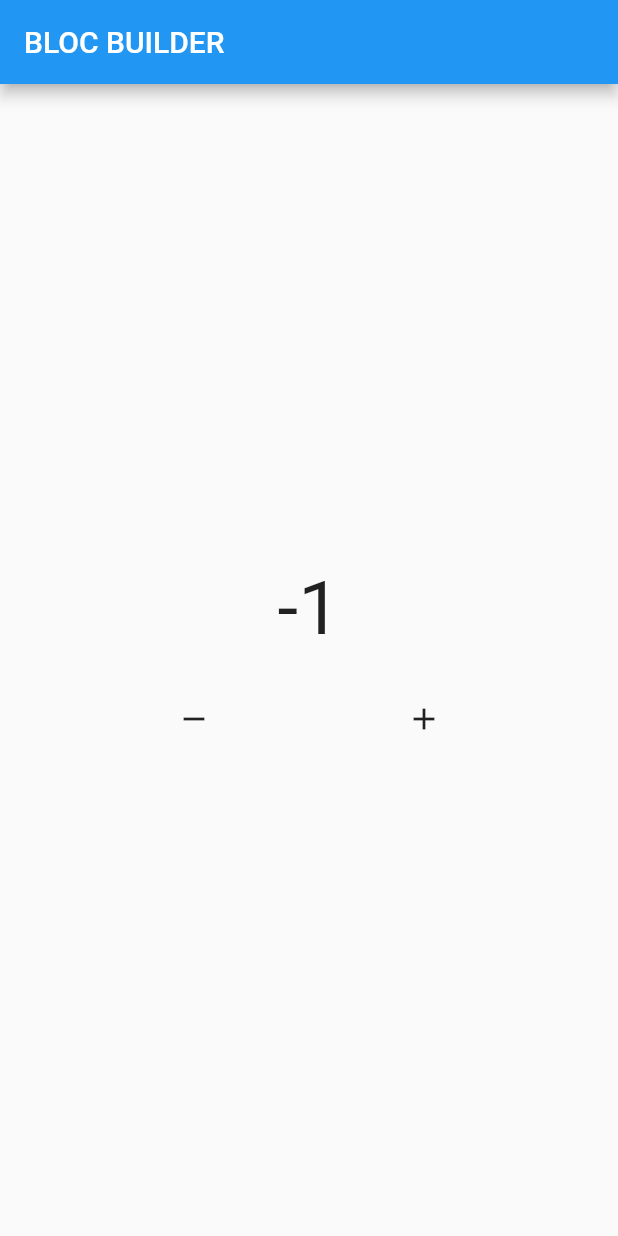
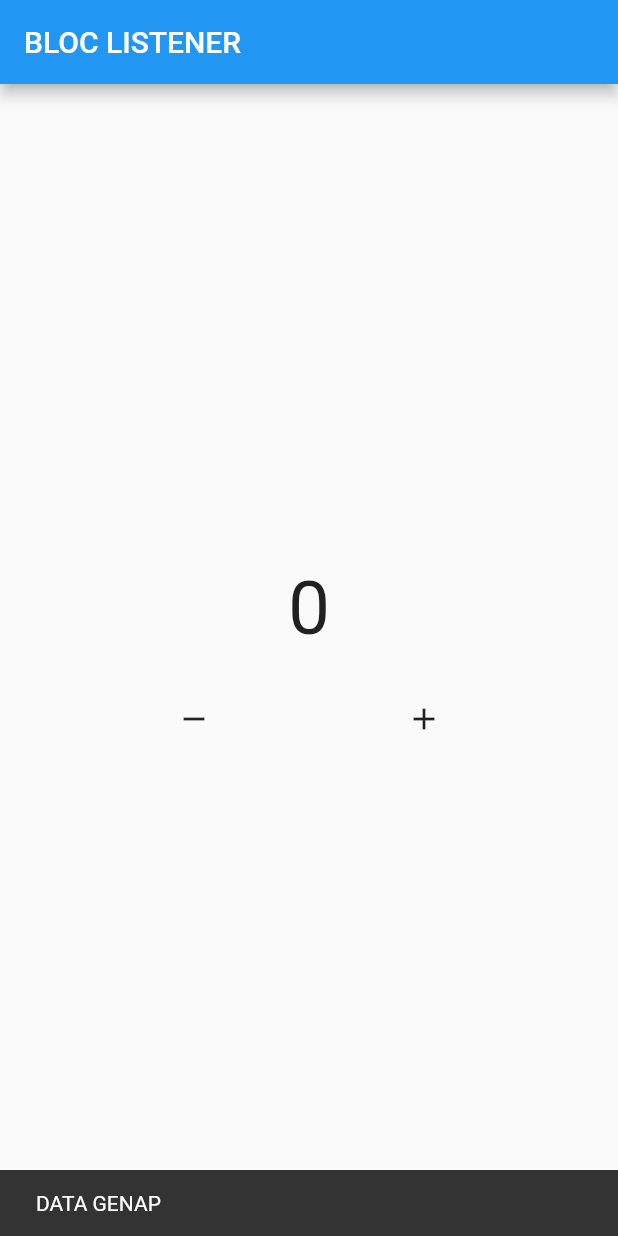
Before and after one commit to irfanzidniofficial/flutter_bloc_state_management, a Flutter app: the screen it shows after launch, after a tap on the "remove" icon, after a tap on the "add" icon, on a phone screen of 412 x 824 dp. Run offline on Flutter 3.47's test engine with Material 2 defaults, Android fonts, the phone set to English and light mode, and no system bars; our stand-ins replace bloc, flutter_bloc.

Commit message:
bloc listener

```diff
--- a/lib/pages/home.dart
+++ b/lib/pages/home.dart
@@ -10,21 +10,30 @@
   Widget build(BuildContext context) {
     return Scaffold(
       appBar: AppBar(
-        title: const Text("BLOC BUILDER"),
+        title: const Text("BLOC LISTENER"),
       ),
       body: Column(
         mainAxisAlignment: MainAxisAlignment.center,
         children: [
-          // Pakai BlocBuilder
-          BlocBuilder<Counter, int>(
+          BlocListener<Counter, int>(
             bloc: mycounter,
-            buildWhen: (previous, current) {
-              if (current % 2 == 1) {
+            listener: (context, state) {
+              ScaffoldMessenger.of(context).showSnackBar(
+                const SnackBar(
+                  duration: Duration(seconds: 1),
+                  content: Text("DATA GENAP"),
+                ),
+              );
+            },
+            listenWhen: (previous, current) {
+              if (current % 2 == 0) {
                 return true;
               } else {
                 return false;
               }
             },
+            child: BlocBuilder<Counter, int>(
+              bloc: mycounter,
               builder: (context, state) {
                 return Text(
                   "$state",
@@ -34,21 +43,7 @@
                 );
               },
             ),
-
-          // Pakai Stream Builder
-
-          // StreamBuilder(
-          //   initialData: mycounter.init,
-          //   stream: mycounter.stream,
-          //   builder: (context, snapshot) {
-          //     return Text(
-          //       "${snapshot.data}",
-          //       style: const TextStyle(
-          //         fontSize: 50,
-          //       ),
-          //     );
-          //   },
-          // ),
+          ),
           const SizedBox(
             height: 20,
           ),
```
Lines whose indentation alone changed are shown as unchanged.
